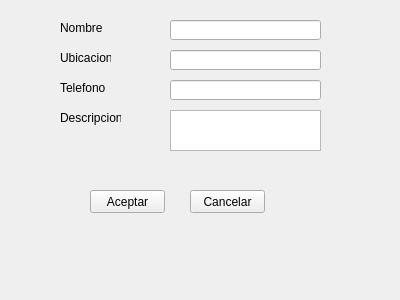
Qt form src/uis/Crear_bodega.ui (sergiomona89/qtInventory) before a commit.
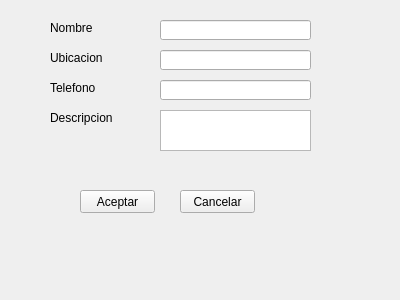
The same form after that commit.

Commit message: se agrega crear bodega (incompleto)

```diff
--- a/src/uis/Crear_bodega.ui
+++ b/src/uis/Crear_bodega.ui
@@ -13,48 +13,35 @@
   <property name="windowTitle">
    <string>Form</string>
   </property>
-  <widget class="QLabel" name="telefonoLabel">
+  <widget class="QLineEdit" name="nombreLineEdit">
    <property name="geometry">
     <rect>
-     <x>60</x>
-     <y>80</y>
-     <width>81</width>
-     <height>16</height>
-    </rect>
-   </property>
-   <property name="text">
-    <string>Telefono</string>
-   </property>
-  </widget>
-  <widget class="QLabel" name="nombreLabel">
-   <property name="geometry">
-    <rect>
-     <x>60</x>
+     <x>160</x>
      <y>20</y>
-     <width>51</width>
-     <height>16</height>
-    </rect>
-   </property>
-   <property name="text">
-    <string>Nombre</string>
-   </property>
-  </widget>
-  <widget class="QLineEdit" name="telefonoLineEdit">
-   <property name="geometry">
-    <rect>
-     <x>170</x>
-     <y>80</y>
      <width>151</width>
      <height>20</height>
     </rect>
    </property>
   </widget>
+  <widget class="QPushButton" name="aceptarPushButton">
+   <property name="geometry">
+    <rect>
+     <x>80</x>
+     <y>190</y>
+     <width>75</width>
+     <height>23</height>
+    </rect>
+   </property>
+   <property name="text">
+    <string>Aceptar</string>
+   </property>
+  </widget>
   <widget class="QLabel" name="descripcionLabel">
    <property name="geometry">
     <rect>
-     <x>60</x>
+     <x>50</x>
      <y>110</y>
-     <width>61</width>
+     <width>81</width>
      <height>16</height>
     </rect>
    </property>
@@ -62,12 +49,35 @@
     <string>Descripcion</string>
    </property>
   </widget>
+  <widget class="QPushButton" name="cancelarPushButton">
+   <property name="geometry">
+    <rect>
+     <x>180</x>
+     <y>190</y>
+     <width>75</width>
+     <height>23</height>
+    </rect>
+   </property>
+   <property name="text">
+    <string>Cancelar</string>
+   </property>
+  </widget>
+  <widget class="QLineEdit" name="telefonoLineEdit">
+   <property name="geometry">
+    <rect>
+     <x>160</x>
+     <y>80</y>
+     <width>151</width>
+     <height>20</height>
+    </rect>
+   </property>
+  </widget>
   <widget class="QLabel" name="ubicacionLabel">
    <property name="geometry">
     <rect>
-     <x>60</x>
+     <x>50</x>
      <y>50</y>
-     <width>51</width>
+     <width>71</width>
      <height>16</height>
     </rect>
    </property>
@@ -78,59 +88,49 @@
   <widget class="QLineEdit" name="ubicacionLineEdit">
    <property name="geometry">
     <rect>
-     <x>170</x>
+     <x>160</x>
      <y>50</y>
      <width>151</width>
      <height>20</height>
     </rect>
    </property>
   </widget>
-  <widget class="QLineEdit" name="nombreLineEdit">
+  <widget class="QLabel" name="nombreLabel">
    <property name="geometry">
     <rect>
-     <x>170</x>
+     <x>50</x>
      <y>20</y>
-     <width>151</width>
-     <height>20</height>
+     <width>51</width>
+     <height>16</height>
     </rect>
+   </property>
+   <property name="text">
+    <string>Nombre</string>
+   </property>
+  </widget>
+  <widget class="QLabel" name="telefonoLabel">
+   <property name="geometry">
+    <rect>
+     <x>50</x>
+     <y>80</y>
+     <width>81</width>
+     <height>16</height>
+    </rect>
+   </property>
+   <property name="text">
+    <string>Telefono</string>
    </property>
   </widget>
   <widget class="QTextEdit" name="descripcionTextEdit">
    <property name="geometry">
     <rect>
-     <x>170</x>
+     <x>160</x>
      <y>110</y>
      <width>151</width>
      <height>41</height>
     </rect>
    </property>
   </widget>
-  <widget class="QPushButton" name="aceptarPushButton">
-   <property name="geometry">
-    <rect>
-     <x>90</x>
-     <y>190</y>
-     <width>75</width>
-     <height>23</height>
-    </rect>
-   </property>
-   <property name="text">
-    <string>Aceptar</string>
-   </property>
-  </widget>
-  <widget class="QPushButton" name="cancelarPushButton">
-   <property name="geometry">
-    <rect>
-     <x>190</x>
-     <y>190</y>
-     <width>75</width>
-     <height>23</height>
-    </rect>
-   </property>
-   <property name="text">
-    <string>Cancelar</string>
-   </property>
-  </widget>
  </widget>
  <resources/>
  <connections/>
```
The commit also changes 12 other files.
